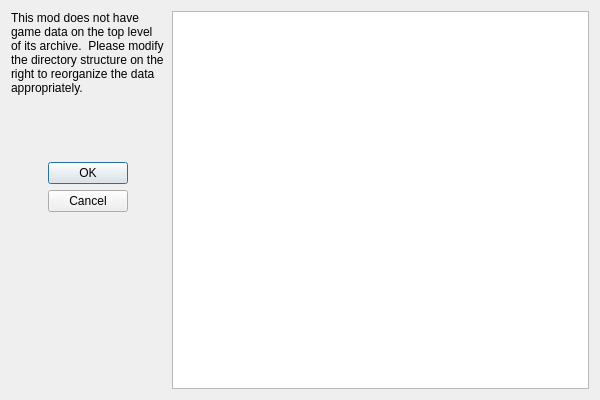
Above: skymodman/interface/designer/ui/archive_structure.ui from Kf4btg/SkyModMan before the change. Below: the same form after it.
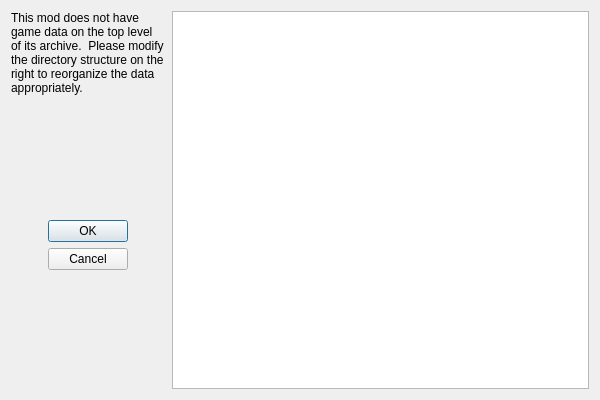
That is the form after the change. Custom widgets are drawn as their Qt base class.

Diff of the .ui file:
```diff
--- a/skymodman/interface/designer/ui/archive_structure.ui
+++ b/skymodman/interface/designer/ui/archive_structure.ui
@@ -20,7 +20,7 @@
       <enum>Qt::Vertical</enum>
      </property>
      <property name="sizeType">
-      <enum>QSizePolicy::Minimum</enum>
+      <enum>QSizePolicy::Preferred</enum>
      </property>
      <property name="sizeHint" stdset="0">
       <size>
@@ -36,7 +36,7 @@
       <enum>Qt::Vertical</enum>
      </property>
      <property name="sizeType">
-      <enum>QSizePolicy::Minimum</enum>
+      <enum>QSizePolicy::Preferred</enum>
      </property>
      <property name="sizeHint" stdset="0">
       <size>
@@ -110,12 +110,19 @@
       <set>QDialogButtonBox::Cancel|QDialogButtonBox::Ok</set>
      </property>
      <property name="centerButtons">
-      <bool>false</bool>
+      <bool>true</bool>
      </property>
     </widget>
    </item>
   </layout>
  </widget>
+ <customwidgets>
+  <customwidget>
+   <class>MyTreeWidget</class>
+   <extends>QTreeWidget</extends>
+   <header>skymodman.interface.widgets.mytreewidget</header>
+  </customwidget>
+ </customwidgets>
  <resources/>
  <connections>
   <connection>
```
Left out of the diff: 18 changed lines with no effect on the pictures.
